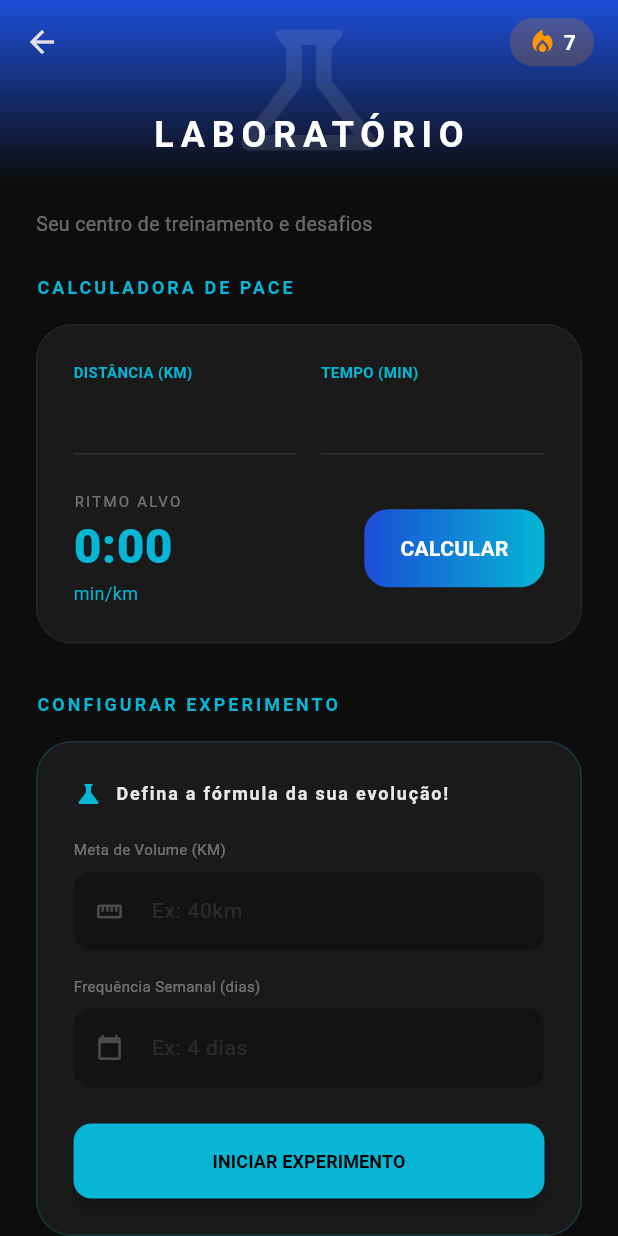
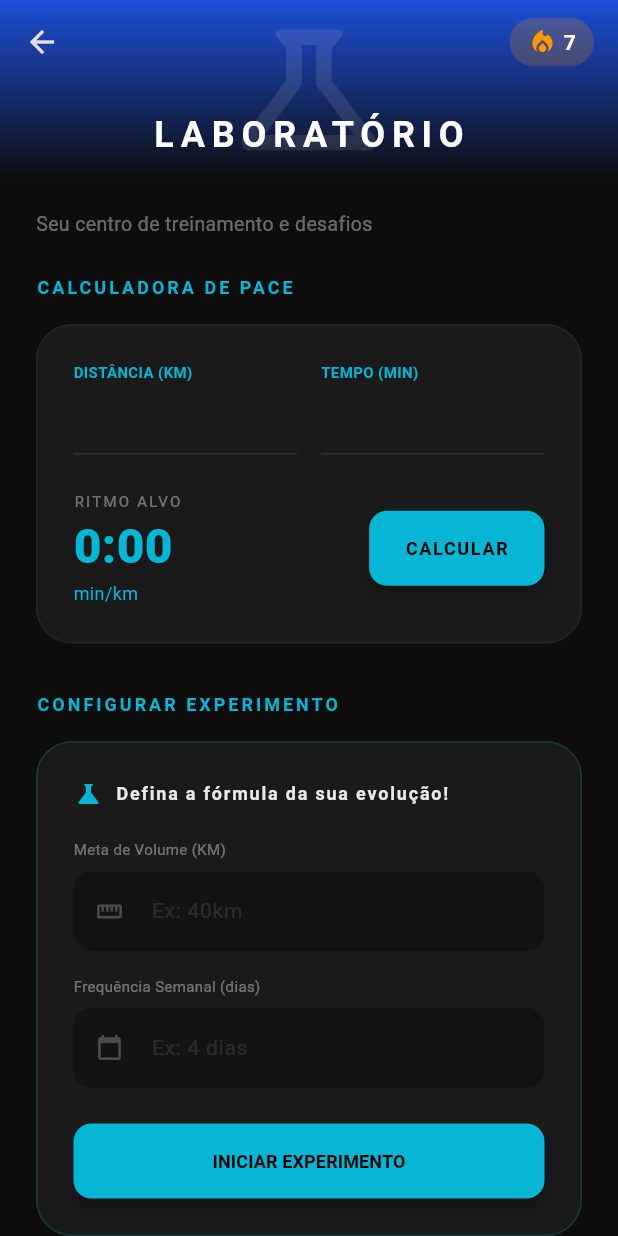
Before and after one commit to Joaohnt27/fitlab_mobile2, a Flutter app: the WorkoutsScreen screen opened directly, on a phone screen of 412 x 824 dp. Run offline on Flutter 3.47's test engine with Material 3 defaults, Android fonts, the phone set to English and light mode, and no system bars; our stand-ins replace device_preview, mask_text_input_formatter; accounts and stored records are empty.

Commit message:
style: adjust workout screen buttons style

```diff
--- a/lib/screens/workouts_screen.dart
+++ b/lib/screens/workouts_screen.dart
@@ -289,7 +289,6 @@ class _WorkoutsScreenState extends State<WorkoutsScreen> {
     );
   }
 
-  // ... Seus métodos auxiliares _buildSectionHeader e _buildTrainingPlanPlaceholder (mantidos iguais)
   Widget _buildSectionHeader(
     String title, {
     String? subtitle,
--- a/lib/widgets/pace_calculator_card.dart
+++ b/lib/widgets/pace_calculator_card.dart
@@ -61,24 +61,25 @@ class PaceCalculatorCard extends StatelessWidget {
                   ),
                 ],
               ),
-              GestureDetector(
-                onTap: onCalcular,
-                child: Container(
-                  padding: const EdgeInsets.symmetric(
-                    horizontal: 24,
-                    vertical: 16,
-                  ),
-                  decoration: BoxDecoration(
-                    gradient: const LinearGradient(
-                      colors: [Color(0xFF1D4ED8), Color(0xFF06B6D4)],
+              SizedBox(
+                height: 50,
+                child: ElevatedButton(
+                  onPressed: onCalcular,
+                  style: ElevatedButton.styleFrom(
+                    backgroundColor: const Color(0xFF06B6D4),
+                    foregroundColor: Colors.black,
+                    elevation: 4,
+                    shape: RoundedRectangleBorder(
+                      borderRadius: BorderRadius.circular(12),
                     ),
-                    borderRadius: BorderRadius.circular(16),
+                    padding: const EdgeInsets.symmetric(horizontal: 24),
                   ),
                   child: const Text(
                     "CALCULAR",
                     style: TextStyle(
-                      color: Colors.white,
                       fontWeight: FontWeight.bold,
+                      fontSize: 12,
+                      letterSpacing: 1.1,
                     ),
                   ),
                 ),
```
